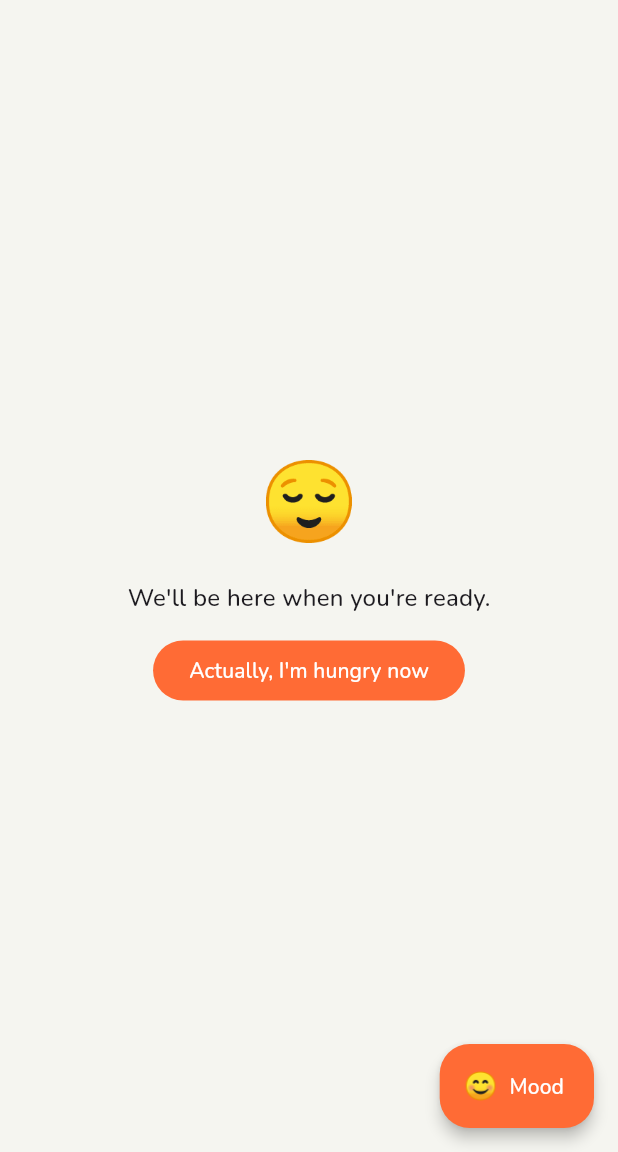
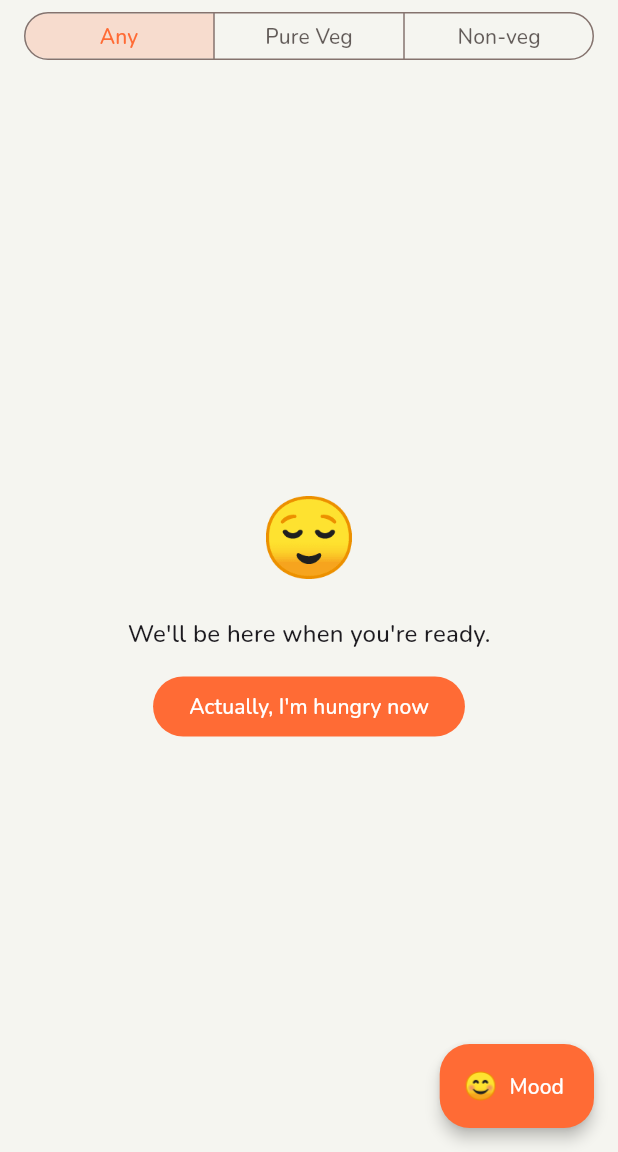
Before and after one commit to mitali-gautam05/GeoFood-Recommender, a Flutter app: the HomeScreen screen opened directly, after a tap on "Not yet", on a phone screen of 412 x 824 dp, the part 84-1236 px from its top. Run offline on Flutter 3.47's test engine with Material 3 defaults, Android fonts, the phone set to English and light mode, and no system bars; our stand-ins replace flutter_local_notifications, geolocator, google_fonts, shared_preferences; accounts and stored records are empty; network calls fail.

Commit message:
feat(frontend): add veg / non-veg dietary preference
DietSelector (Any / Pure Veg / Non-veg) on Discover and Explore, saved on device. setDiet() refetches recommendations. DietDot on cards (none for mixed). Diet-aware empty state with a Show all places button. Fix duplicated star in the card rating.

```diff
--- a/frontend/lib/providers/places_provider.dart
+++ b/frontend/lib/providers/places_provider.dart
@@ -35,6 +35,9 @@ class PlacesProvider extends ChangeNotifier {
   String           currentCity     = 'delhi';
   String           currentQuery    = 'biryani';
   double           budget          = 300;
+  String? _diet;
+  String? get diet => _diet;
+  bool _dietLoaded = false;
 
   double? userLat;
   double? userLng;
@@ -92,6 +95,7 @@ class PlacesProvider extends ChangeNotifier {
     _loadSeenCuisines();
     _loadStreak();
     _loadRecentClicks();
+    _loadDiet();
   }
 
   // ── SETTERS ───────────────────────────────────────────────────────────────
@@ -238,6 +242,7 @@ class PlacesProvider extends ChangeNotifier {
         budget:   budget,
         userLat:  userLat,
         userLng:  userLng,
+        diet: _diet,
         topN:     5, // check a few candidates, not just the single best match
       );
 
@@ -328,6 +333,31 @@ class PlacesProvider extends ChangeNotifier {
     notifyListeners();
   }
 
+    Future<void> _loadDiet() async {
+    if (_dietLoaded) return;
+    final prefs = await SharedPreferences.getInstance();
+    final raw = prefs.getString('diet_pref');
+    _diet = (raw == 'veg' || raw == 'nonveg') ? raw : null;
+    _dietLoaded = true;
+    notifyListeners();
+  }
+
+  Future<void> setDiet(String? value) async {
+    final v = (value == 'veg' || value == 'nonveg') ? value : null;
+    if (v == _diet) return;
+    _diet = v;
+    _dietLoaded = true;
+    nearbyRestaurant = null;
+    notifyListeners();
+    final prefs = await SharedPreferences.getInstance();
+    if (v == null) {
+      await prefs.remove('diet_pref');
+    } else {
+      await prefs.setString('diet_pref', v);
+    }
+    if (_userName.isNotEmpty) await fetchRecommendations(username: _userName);
+  }
+
   // ── FETCH RECOMMENDATIONS ─────────────────────────────────────────────────
 
   Future<void> fetchRecommendations({
@@ -348,7 +378,7 @@ class PlacesProvider extends ChangeNotifier {
     if (query          != null) currentQuery = query;
     if (budgetOverride != null) budget       = budgetOverride;
     if (mood           != null) _currentMood = mood;
-
+    if (!_dietLoaded) await _loadDiet();
     if (!locationFetched) await fetchUserLocation();
 
     if (userLat != null && userLng != null) {
@@ -375,6 +405,7 @@ class PlacesProvider extends ChangeNotifier {
         timeSlot:      timeSlot,
         weatherTags:   weatherTags,
         avoidCuisines: avoidCuisines,
+        diet: _diet,
       );
 
       if (result['status'] == 'city_not_found') {
--- a/frontend/lib/screens/explore/explore_screen.dart
+++ b/frontend/lib/screens/explore/explore_screen.dart
@@ -4,6 +4,7 @@ import 'package:flutter/material.dart';
 import 'package:provider/provider.dart';
 import '../../providers/places_provider.dart';
 import '../../providers/gamification_provider.dart';
+import '../../widgets/diet_selector.dart';   // DIET
 import '../home/passport_screen.dart';
 import '../home/challenges_screen.dart';
 import '../home/leaderboard_screen.dart';
@@ -65,6 +66,9 @@ class ExploreScreen extends StatelessWidget {
             SliverToBoxAdapter(
               child: _XpStrip(gami: gami, places: provider),
             ),
+
+            // DIET: Any / Pure Veg / Non-veg setting (default Any)
+            const SliverToBoxAdapter(child: DietSelector()),
 
             SliverPadding(
               padding: const EdgeInsets.fromLTRB(16, 20, 16, 0),
--- a/frontend/lib/screens/home/home_screen.dart
+++ b/frontend/lib/screens/home/home_screen.dart
@@ -2,6 +2,9 @@
 // screens/home/home_screen.dart
 //
 // CHANGES in this version:
+//   0. NEW: compact DietSelector bar sits in build() above the body, so it
+//      stays visible in loading / empty / error states. Empty state is now
+//      diet-aware with a "Show all places" button.
 //   1. Restaurant list is now a responsive grid of BOX cards
 //      (1 column on phones, up to 4 on wide screens) instead of a
 //      single full-width list.
@@ -24,6 +27,7 @@ import '../../../providers/favourites_provider.dart';
 import '../../../providers/gamification_provider.dart';
 import '../../../widgets/badge_toast.dart';
 import '../../../widgets/city_autocomplete_field.dart';
+import '../../../widgets/diet_selector.dart';
 import 'widgets/place_card.dart';
 import 'widgets/hunger_dialog.dart';
 import 'widgets/nearby_banner.dart';
@@ -259,6 +263,14 @@ class _HomeScreenState extends State<HomeScreen> {
             // Nearby restaurant GPS banner
             const NearbyRestaurantBanner(),
 
+            // Diet preference bar — lives OUTSIDE _buildBody on purpose, so it
+            // stays visible during loading / empty / error states and the user
+            // can always switch back to "Any".
+            const Padding(
+              padding: EdgeInsets.fromLTRB(16, 4, 16, 4),
+              child: DietSelector(compact: true),
+            ),
+
             Expanded(child: _buildBody(provider)),
           ],
         ),
@@ -353,21 +365,41 @@ class _HomeScreenState extends State<HomeScreen> {
       );
     }
 
-    // Empty
+    // Empty (diet-aware)
     if (provider.places.isEmpty) {
+      final String? dietLabel = provider.diet == 'veg'
+          ? 'pure-veg'
+          : provider.diet == 'nonveg'
+              ? 'non-veg'
+              : null;
+
       return Center(
+        child: Padding(
+          padding: const EdgeInsets.all(32),
           child: Column(
             mainAxisSize: MainAxisSize.min,
             children: [
               const Text('🍃', style: TextStyle(fontSize: 48)),
               const SizedBox(height: 12),
-            Text('No restaurants found', style: theme.textTheme.titleMedium),
+              Text(
+                dietLabel != null
+                    ? 'No $dietLabel places found here'
+                    : 'No restaurants found',
+                style: theme.textTheme.titleMedium,
+                textAlign: TextAlign.center,
+              ),
               const SizedBox(height: 8),
+              if (dietLabel != null)
+                FilledButton(
+                  onPressed: () => provider.setDiet(null),
+                  child: const Text('Show all places'),
+                ),
               TextButton(
                 onPressed: _showChangeCitySheet,
                 child: const Text('Try a different city'),
               ),
             ],
+          ),
         ),
       );
     }
--- a/frontend/lib/services/api_client.dart
+++ b/frontend/lib/services/api_client.dart
@@ -1,6 +1,8 @@
 // lib/services/api_client.dart
 // Phase 4 update: register() now accepts optional city parameter
 // and sends it in the JSON body so the backend stores it in User.city.
+// DIET update: getRecommendations() now sends optional `diet`
+// ('veg' | 'nonveg') in the body. null = Any (key not sent at all).
 // All other methods IDENTICAL to Phase 2 version.
 
 import 'dart:convert';
@@ -250,6 +252,7 @@ class ApiClient {
     String?       timeSlot,
     List<String>? weatherTags,
     List<String>? avoidCuisines,
+    String?       diet,   // DIET: 'veg' | 'nonveg' | null (= Any)
   }) async {
     try {
       final body = <String, dynamic>{
@@ -270,6 +273,7 @@ class ApiClient {
         body['weather_tags']   = weatherTags;
       if (avoidCuisines != null && avoidCuisines.isNotEmpty)
         body['avoid_cuisines'] = avoidCuisines;
+      if (diet          != null) body['diet']           = diet;   // DIET
 
       final response = await http.post(
         Uri.parse('$_baseUrl/recommend'),
@@ -298,7 +302,8 @@ class ApiClient {
     }
   }
 
-    // ── Conversational endpoint ──────────────────────────────────────
+  // ── Conversational endpoint ────────────────────────────────────────────────
+  // NOTE: no diet param yet — chat (/converse) diet support is the last step.
 
   static Future<Map<String, dynamic>> converse({
     required String username,
--- /dev/null
+++ b/frontend/lib/widgets/diet_selector.dart
@@ -0,0 +1,135 @@
+// lib/widgets/diet_selector.dart
+//
+// DietSelector : a small setting (Any / Pure Veg / Non-veg).
+//                - DietSelector()              -> full card (Explore screen)
+//                - DietSelector(compact: true) -> thin bar only (Discover screen)
+//                Default is "Any" — nothing is filtered unless the user picks.
+//                The choice is saved (SharedPreferences) by PlacesProvider.
+// DietDot      : the little veg / non-veg mark for restaurant cards.
+//                Shows nothing for 'mixed' (unknown) places on purpose.
+//
+// NOTE: WidgetState / WidgetStateProperty need Flutter 3.22+. On an older
+// Flutter, rename them to MaterialState / MaterialStateProperty.
+
+import 'package:flutter/material.dart';
+import 'package:provider/provider.dart';
+import '../providers/places_provider.dart';
+import '../utils/app_theme.dart';
+
+class DietSelector extends StatelessWidget {
+  /// true  -> only the segmented bar, no card / title / helper text / margin
+  ///          (used on Discover, which already has its own padding)
+  /// false -> full card with title and helper text (used on Explore)
+  final bool compact;
+
+  const DietSelector({super.key, this.compact = false});
+
+  @override
+  Widget build(BuildContext context) {
+    final provider = context.watch<PlacesProvider>();
+    final cs = Theme.of(context).colorScheme;
+    final current = provider.diet ?? 'any';
+
+    final control = SegmentedButton<String>(
+      showSelectedIcon: false,
+      segments: const [
+        ButtonSegment(value: 'any', label: Text('Any')),
+        ButtonSegment(value: 'veg', label: Text('Pure Veg')),
+        ButtonSegment(value: 'nonveg', label: Text('Non-veg')),
+      ],
+      selected: {current},
+      onSelectionChanged: (s) {
+        final v = s.first;
+        context.read<PlacesProvider>().setDiet(v == 'any' ? null : v);
+      },
+      style: ButtonStyle(
+        visualDensity: compact ? VisualDensity.compact : null,
+        backgroundColor: WidgetStateProperty.resolveWith((states) {
+          return states.contains(WidgetState.selected)
+              ? AppTheme.primaryOrange.withOpacity(0.18)
+              : Colors.transparent;
+        }),
+        foregroundColor: WidgetStateProperty.resolveWith((states) {
+          return states.contains(WidgetState.selected)
+              ? AppTheme.primaryOrange
+              : cs.onSurface.withOpacity(0.7);
+        }),
+      ),
+    );
+
+    // Discover: just the bar
+    if (compact) {
+      return SizedBox(width: double.infinity, child: control);
+    }
+
+    // Explore: full card
+    return Container(
+      margin: const EdgeInsets.fromLTRB(16, 8, 16, 8),
+      padding: const EdgeInsets.all(16),
+      decoration: BoxDecoration(
+        color: cs.surface,
+        borderRadius: BorderRadius.circular(16),
+        border: Border.all(color: cs.onSurface.withOpacity(0.08)),
+      ),
+      child: Column(
+        crossAxisAlignment: CrossAxisAlignment.start,
+        children: [
+          Text(
+            'Food preference',
+            style: TextStyle(
+              color: cs.onSurface,
+              fontSize: 15,
+              fontWeight: FontWeight.w700,
+            ),
+          ),
+          const SizedBox(height: 12),
+          SizedBox(width: double.infinity, child: control),
+          const SizedBox(height: 10),
+          Text(
+            current == 'veg'
+                ? 'Showing only places confirmed vegetarian. Expect fewer results.'
+                : current == 'nonveg'
+                    ? 'Hiding pure-veg places.'
+                    : 'Showing everything.',
+            style: TextStyle(
+              color: cs.onSurface.withOpacity(0.5),
+              fontSize: 12,
+            ),
+          ),
+        ],
+      ),
+    );
+  }
+}
+
+class DietDot extends StatelessWidget {
+  final String diet; // 'veg' | 'nonveg' | 'mixed'
+  const DietDot({super.key, required this.diet});
+
+  @override
+  Widget build(BuildContext context) {
+    if (diet != 'veg' && diet != 'nonveg') return const SizedBox.shrink();
+
+    final color =
+        diet == 'veg' ? const Color(0xFF2E7D32) : const Color(0xFFC62828);
+
+    return Tooltip(
+      message: diet == 'veg' ? 'Pure veg' : 'Serves non-veg',
+      child: Container(
+        width: 14,
+        height: 14,
+        decoration: BoxDecoration(
+          border: Border.all(color: color, width: 1.5),
+          borderRadius: BorderRadius.circular(3),
+        ),
+        child: Center(
+          child: Container(
+            width: 6,
+            height: 6,
+            decoration: BoxDecoration(color: color, shape: BoxShape.circle),
+          ),
+        ),
+      ),
+    );
+  }
+}
```
Also changed, not shown: frontend/lib/screens/home/widgets/place_card.dart (+26 -7 lines). Lines whose indentation alone changed are shown as unchanged.
